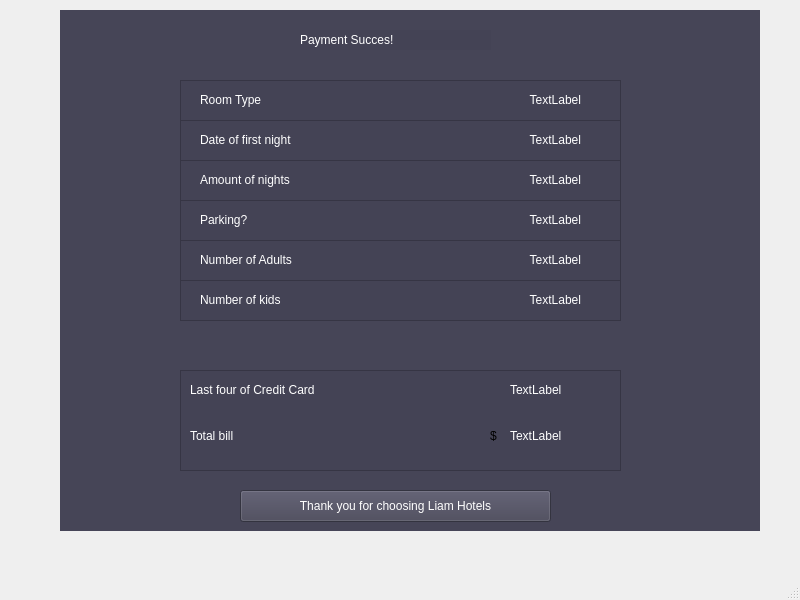
The window that mainwindow.ui (ZacharyHimes/TheLiam) describes before a commit, drawn with Qt 5.
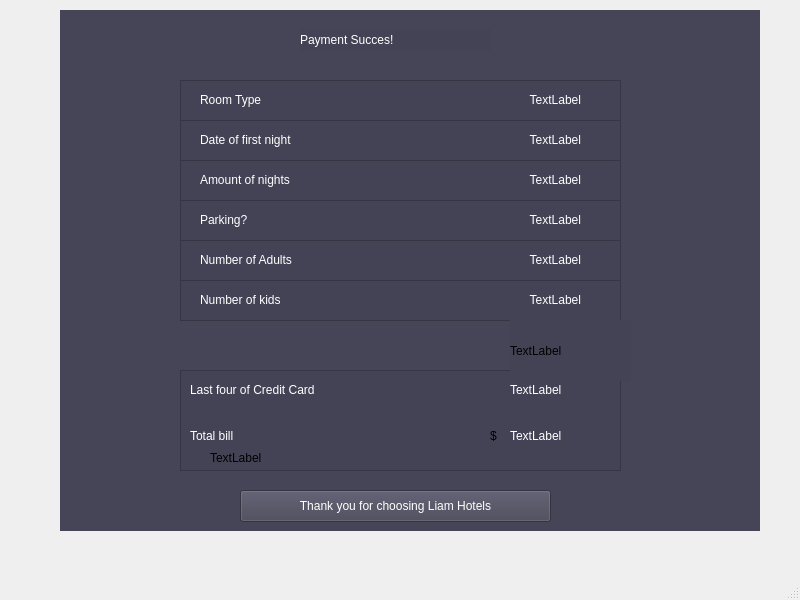
The same window after the commit. The open tabs and pages were chosen to show the change. Icons and pictures are not drawn.

The edit to the form file:
```diff
--- a/mainwindow.ui
+++ b/mainwindow.ui
@@ -2025,6 +2025,19 @@
         <string>$</string>
        </property>
       </widget>
+      <widget class="QLabel" name="ExpOutputLabel">
+       <property name="geometry">
+        <rect>
+         <x>30</x>
+         <y>80</y>
+         <width>52</width>
+         <height>15</height>
+        </rect>
+       </property>
+       <property name="text">
+        <string>TextLabel</string>
+       </property>
+      </widget>
      </widget>
      <widget class="QFrame" name="frame_61">
       <property name="geometry">
@@ -2093,6 +2106,19 @@
        <string>Payment Succes!</string>
       </property>
      </widget>
+     <widget class="QLabel" name="ExpOutput">
+      <property name="geometry">
+       <rect>
+        <x>450</x>
+        <y>310</y>
+        <width>121</width>
+        <height>61</height>
+       </rect>
+      </property>
+      <property name="text">
+       <string>TextLabel</string>
+      </property>
+     </widget>
     </widget>
    </widget>
   </widget>
```
Left out of the diff: 3 changed lines with no effect on the pictures.
